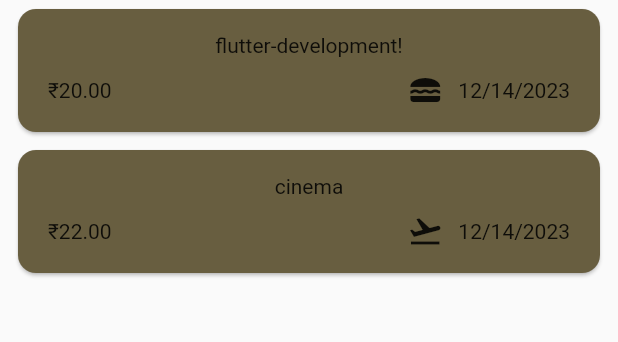
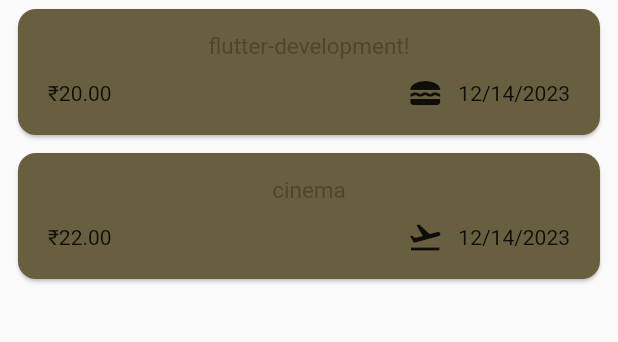
Before and after one commit to rinku-kr/expense_tracker, a Flutter app: the screen it shows after launch, on a phone screen of 412 x 824 dp, the part 108-450 px from its top. Run offline on Flutter 3.47's test engine with Material 2 defaults, Android fonts, the phone set to English and light mode, and no system bars.

Commit message:
Using theme data in widgets

```diff
--- a/lib/widgets/expenses_list/expense_item.dart
+++ b/lib/widgets/expenses_list/expense_item.dart
@@ -13,7 +13,10 @@ class ExpenseItem extends StatelessWidget {
         padding: const EdgeInsets.symmetric(horizontal: 20, vertical: 16),
         child: Column(
           children: [
-            Text(expense.title),
+            Text(
+              expense.title,
+              style: Theme.of(context).textTheme.titleLarge,
+            ),
             const SizedBox(
               height: 10,
             ),
--- a/lib/widgets/expenses_list/expenses_list.dart
+++ b/lib/widgets/expenses_list/expenses_list.dart
@@ -15,6 +15,11 @@ class ExpensesList extends StatelessWidget {
         itemCount: expenses.length,
         itemBuilder: ((ctx, index) => Dismissible(
             key: ValueKey(expenses[index]),
+            background: Container(
+              color: Theme.of(context).colorScheme.error.withOpacity(0.78),
+              margin: EdgeInsets.symmetric(
+                  horizontal: Theme.of(context).cardTheme.margin!.horizontal),
+            ),
             onDismissed: (direction) {
               onRemoveExpene(expenses[index]);
             },
```
